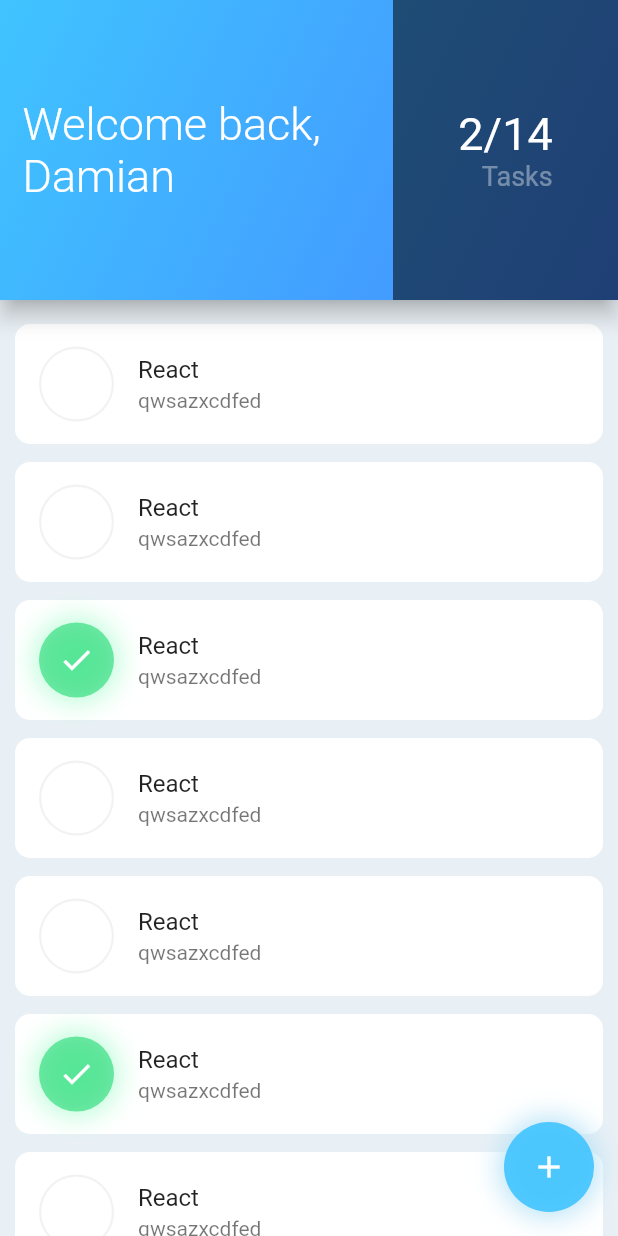
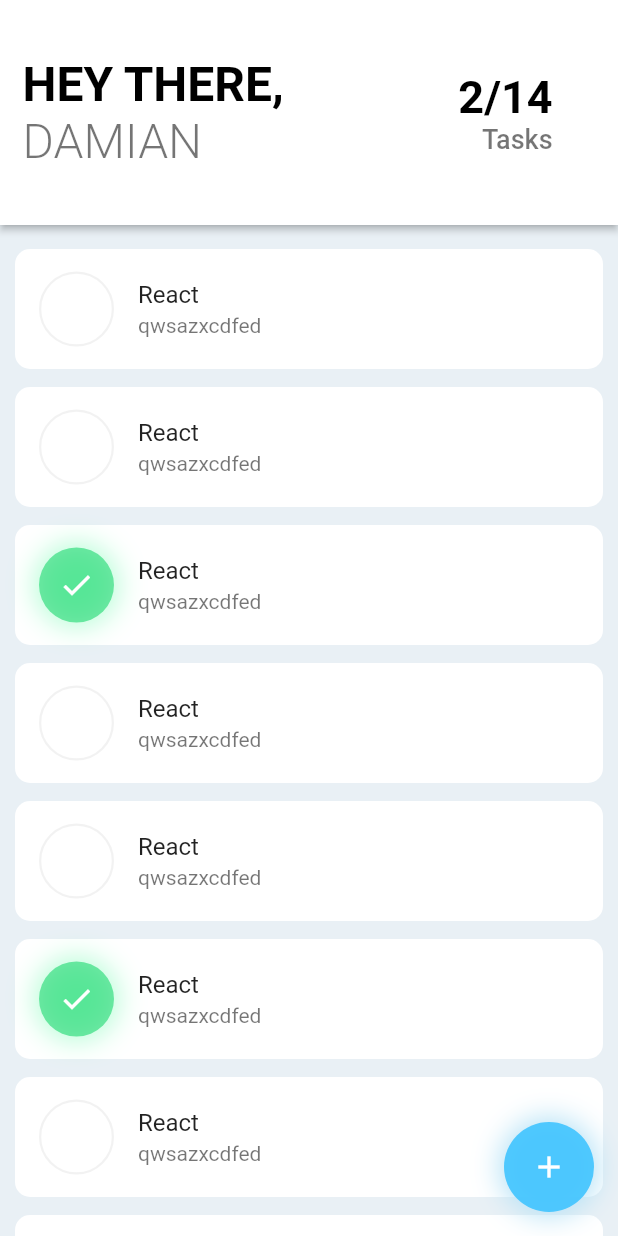
Before and after one commit to codenamics/taskz, a Flutter app: the screen it shows after launch, after a tap on the "done" icon, on a phone screen of 412 x 824 dp. Run offline on Flutter 3.47's test engine with Material 2 defaults, Android fonts, the phone set to English and light mode, and no system bars; our stand-ins replace flutter_datetime_picker, flutter_local_notifications.

Commit message:
new sliverappbar

```diff
--- a/lib/Widgets/SliverBar.dart
+++ b/lib/Widgets/SliverBar.dart
@@ -9,22 +9,24 @@ class SliverBar extends StatelessWidget {
     var completed = Provider.of<Tasks>(context).completed;
 
     return SliverAppBar(
-      elevation: 6,
-      forceElevated: true,
-        backgroundColor: Colors.transparent,
-        expandedHeight: 200.0,
+
+      elevation: 2,
+
+     forceElevated: true,
+        backgroundColor: Colors.white,
+        expandedHeight: 150.0,
         flexibleSpace: FlexibleSpaceBar(
           background: Container(
               decoration: BoxDecoration(
-
-                gradient: LinearGradient(
-                          begin: Alignment.topLeft,
-                          end: Alignment.bottomRight,
-                          colors: <Color>[
-                            Colors.lightBlueAccent,
-                            Colors.blueAccent
-                          ],
-                        ),
+                color: Colors.white,
+                // gradient: LinearGradient(
+                //           begin: Alignment.topLeft,
+                //           end: Alignment.bottomRight,
+                //           colors: <Color>[
+                //             Colors.lightBlueAccent,
+                //             Colors.blueAccent
+                //           ],
+                //         ),
                 // image: DecorationImage(
                 //     image: NetworkImage(
                 //         'https://images.pexels.com/photos/339144/pexels-photo-339144.jpeg?cs=srgb&dl=abstract-antelope-canyon-art-blur-339144.jpg&fm=jpg'),
@@ -43,20 +45,21 @@ class SliverBar extends StatelessWidget {
                               mainAxisAlignment: MainAxisAlignment.center,
                               children: <Widget>[
                                 const Text(
-                                  'Welcome back,',
+                                  'HEY THERE,',
+
+                                  textAlign: TextAlign.left,
+                                  style: TextStyle(
+                                      fontWeight: FontWeight.w700,
+                                      fontSize: 32,
+                                      color: Colors.black),
+                                ),
+                                const Text(
+                                  'DAMIAN',
                                   textAlign: TextAlign.left,
                                   style: TextStyle(
                                       fontWeight: FontWeight.w300,
-                                      fontSize: 30,
-                                      color: Colors.white),
-                                ),
-                                const Text(
-                                  'Damian',
-                                  textAlign: TextAlign.left,
-                                  style: TextStyle(
-                                      fontWeight: FontWeight.w300,
-                                      fontSize: 30,
-                                      color: Colors.white),
+                                      fontSize: 32,
+                                      color: Colors.black54),
                                 ),
                               ],
                             ),
@@ -67,7 +70,7 @@ class SliverBar extends StatelessWidget {
                     ),
                   ),
                   Container(
-                    color: Colors.black54,
+                    color: Colors.white,
                     width: 150,
                     child: Center(
                       child: Column(
@@ -78,17 +81,19 @@ class SliverBar extends StatelessWidget {
                             '${completed.length.toString()}/${tasksList.length.toString()}'
                             ,
                             style: const TextStyle(
-                                fontSize: 30, color: Colors.white),
+                              fontWeight: FontWeight.w700,
+                                fontSize: 30, color: Colors.black),
                           ),
                           const Text('Tasks',
                               style: const TextStyle(
-                                  fontSize: 18, color: Colors.white38))
+                                fontWeight: FontWeight.w500,
+                                  fontSize: 18, color: Colors.black54))
                         ],
                       ),
                     ),
                   ),
                 ],
-              )),
+              ),),
         ));
   }
 }
```
